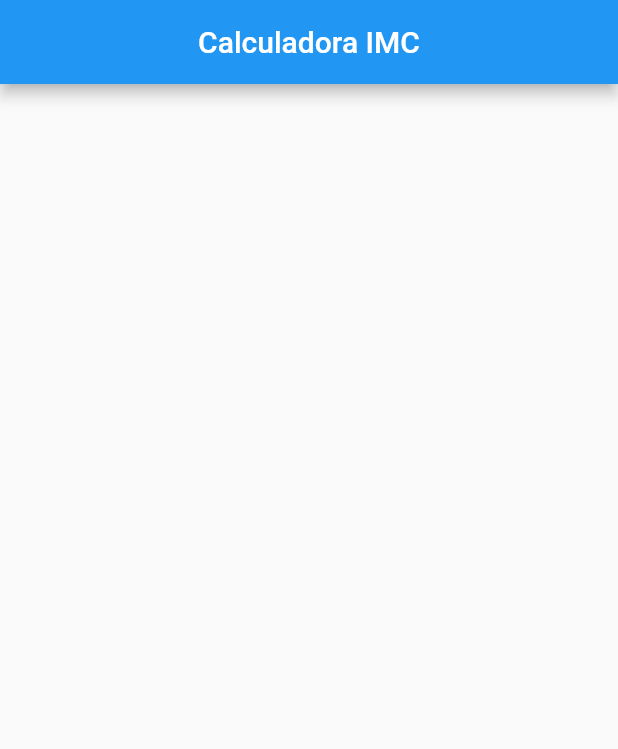
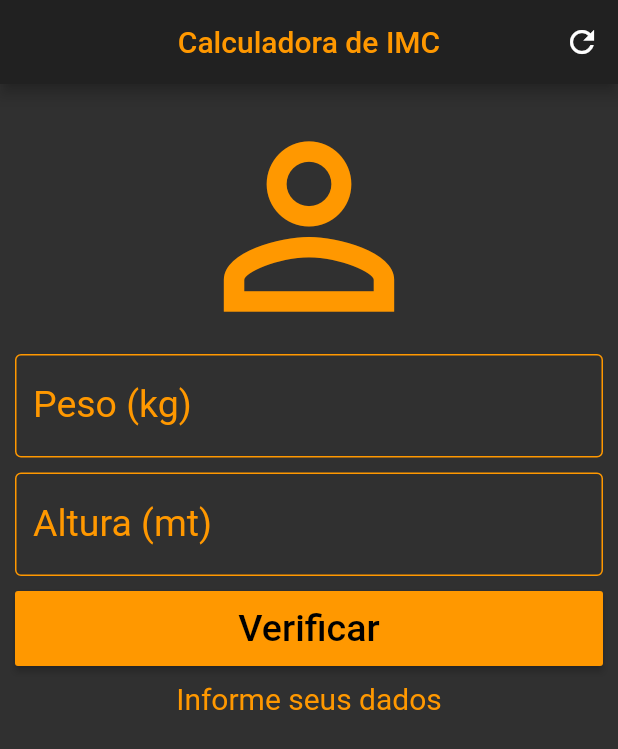
Before and after one commit to Williamkyorazo/caluladoraimc, a Flutter app: the screen it shows after launch, on a phone screen of 412 x 824 dp. Shown: the top 749 px of the screen. Run offline on Flutter 3.47's test engine with Material 2 defaults, Android fonts, the phone set to English and light mode, and no system bars.

Commit message:
Ui pronta

```diff
--- a/lib/main.dart
+++ b/lib/main.dart
@@ -1,7 +1,13 @@
 import 'package:flutter/material.dart';
 
-void main(){
+void main() {
   runApp(MaterialApp(
+    debugShowCheckedModeBanner: false,
+    theme: ThemeData.dark().copyWith(
+      inputDecorationTheme: InputDecorationTheme(enabledBorder: OutlineInputBorder(
+        borderSide: BorderSide(color: Colors.orange)
+      ))
+    ),
     home: CalculadoraIMC(),
   ));
 }
@@ -16,10 +22,62 @@ class _CalculadoraIMCState extends State<CalculadoraIMC> {
   Widget build(BuildContext context) {
     return Scaffold(
       appBar: AppBar(
-        title: Text("Calculadora IMC"),
+        title: Text("Calculadora de IMC", style: TextStyle(color: Colors.orange),),
         centerTitle: true,
+        actions: <Widget>[
+          IconButton(
+            icon: Icon(Icons.refresh),
+            onPressed: () {},
+          )
+        ],
       ),
+      body: SingleChildScrollView(
+        padding: EdgeInsets.all(10.0),
+        child: Column(
+          crossAxisAlignment: CrossAxisAlignment.stretch,
+          children: <Widget>[
+            Icon(Icons.person_outline, size: 170.0, color: Colors.orange),
+            buildTextFiel("Peso (kg)"),
+            SizedBox(
+              height: 10.0,
+            ),
+            buildTextFiel("Altura (mt)"),
+            SizedBox(
+              height: 10.0,
+            ),
+            Container(
+              height: 50.0,
+              child: RaisedButton(
+                color: Colors.orange,
+                child: Text("Verificar", style: TextStyle(
+                  color: Colors.black, fontSize: 25.0
+                )),
+                onPressed: (){},
+              ),
+            ),
+            SizedBox(
+              height: 10.0,
+            ),
+            Text("Informe seus dados", style: TextStyle(
+              color: Colors.orange, fontSize: 20.0
+            ),
+            textAlign: TextAlign.center,)
 
+          ],
+        ),
+      ),
     );
   }
 }
+
+Widget buildTextFiel(String label){
+  return TextField(
+      decoration: InputDecoration(
+        labelText: label,
+        labelStyle: TextStyle(color: Colors.orange, fontSize: 25.0),
+        border: OutlineInputBorder(),
+      ),
+      style: TextStyle(color: Colors.orange, fontSize: 25.0),
+      keyboardType: TextInputType.number,
+    );
+}
```
Also changed, not shown: pubspec.lock, 1 other file.
